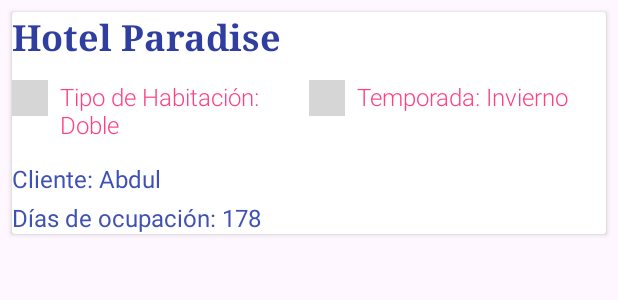
After one commit to damsito007/HotelPlayaParadise_AppMovil, an Android app: the layout cardview_list_consulta3.xml on its own in the app's theme, with its tools: preview values and no code run, on a phone screen of 412 x 824 dp. The commit adds this screen. Shown: the top 300 px of the screen. Run offline under Robolectric (Android 15) with nearby library versions, the phone set to English and light mode, and no system bars; grey boxes are pictures that could not be loaded.

Commit message:
add seven type of colors

```diff
--- /dev/null
+++ b/app/src/main/res/layout/cardview_list_consulta3.xml
@@ -0,0 +1,107 @@
+<?xml version="1.0" encoding="utf-8"?>
+<androidx.cardview.widget.CardView xmlns:android="http://schemas.android.com/apk/res/android"
+    android:layout_width="match_parent"
+    android:layout_height="wrap_content"
+    android:layout_margin="8dp"
+    android:elevation="4dp">
+
+    <!-- Contenedor principal en vertical -->
+    <LinearLayout
+        android:layout_width="match_parent"
+        android:layout_height="wrap_content"
+        android:orientation="vertical">
+
+        <!-- Título del Card -->
+        <TextView
+            android:id="@+id/textTitle"
+            android:layout_width="wrap_content"
+            android:layout_height="wrap_content"
+            android:text="Hotel Paradise"
+            android:textStyle="bold"
+            android:textSize="24sp"
+            android:fontFamily="serif"
+            android:textColor="@color/colorPrimaryDark"
+            android:layout_marginBottom="12dp"/>
+
+        <!-- Información de la habitación y temporada en horizontal -->
+        <LinearLayout
+            android:layout_width="match_parent"
+            android:layout_height="wrap_content"
+            android:orientation="horizontal"
+            android:weightSum="2">
+
+            <!-- Sección 1: Información de la Habitación -->
+            <LinearLayout
+                android:layout_width="0dp"
+                android:layout_height="wrap_content"
+                android:layout_weight="1"
+                android:orientation="horizontal">
+
+                <ImageView
+                    android:layout_width="24dp"
+                    android:layout_height="24dp"
+                    android:src="@drawable/ic_hotel_room"
+                    android:layout_marginEnd="8dp"
+                    android:contentDescription="Icono de habitación" />
+
+                <TextView
+                    android:id="@+id/text_TipoHabitacion"
+                    android:layout_width="wrap_content"
+                    android:layout_height="wrap_content"
+                    android:text="Tipo de Habitación: Doble"
+                    android:textSize="16sp"
+                    android:textColor="@color/colorSecondary"
+                    android:fontFamily="sans-serif-light"
+                    android:layout_marginBottom="6dp"/>
+            </LinearLayout>
+
+            <!-- Sección 2: Temporada -->
+            <LinearLayout
+                android:layout_width="0dp"
+                android:layout_height="wrap_content"
+                android:layout_weight="1"
+                android:orientation="horizontal">
+
+                <ImageView
+                    android:layout_width="24dp"
+                    android:layout_height="24dp"
+                    android:src="@drawable/ic_season"
+                    android:layout_marginEnd="8dp"
+                    android:contentDescription="Icono de temporada" />
+
+                <TextView
+                    android:id="@+id/textTemporada"
+                    android:layout_width="wrap_content"
+                    android:layout_height="wrap_content"
+                    android:text="Temporada: Invierno"
+                    android:textSize="16sp"
+                    android:textColor="@color/colorSecondary"
+                    android:fontFamily="sans-serif-light"
+                    android:layout_marginBottom="6dp"/>
+            </LinearLayout>
+        </LinearLayout>
+
+        <!-- Nombre del cliente -->
+        <TextView
+            android:id="@+id/textNombre_Cliente"
+            android:layout_width="wrap_content"
+            android:layout_height="wrap_content"
+            android:text="Cliente: Abdul"
+            android:textSize="16sp"
+            android:textColor="@color/colorPrimary"
+            android:fontFamily="sans-serif"
+            android:layout_marginTop="8dp"/>
+
+        <!-- Días de ocupación -->
+        <TextView
+            android:id="@+id/textDias_ocupacion"
+            android:layout_width="wrap_content"
+            android:layout_height="wrap_content"
+            android:text="Días de ocupación: 178"
+            android:textSize="16sp"
+            android:textColor="@color/colorPrimary"
+            android:fontFamily="sans-serif"
+            android:layout_marginTop="4dp"/>
+    </LinearLayout>
+
+</androidx.cardview.widget.CardView>
--- a/app/src/main/res/values/colors.xml
+++ b/app/src/main/res/values/colors.xml
@@ -5,4 +5,12 @@
     <color name="GreenBaby">#238C98</color>
     <color name="Gray">#939185</color>
     <color name="Blue">#344BFD</color>
+
+    <color name="dark_background">#121212</color>
+    <color name="terror_text">#D32F2F</color>
+    <color name="list_background_dark">#1C1C1C</color>
+    <color name="colorPrimary">#3F51B5</color>
+    <color name="colorPrimaryDark">#303F9F</color>
+    <color name="colorSecondary">#FF4081</color>
+    <color name="colorAccent">#FFC107</color>
 </resources>
```
